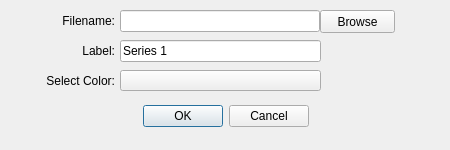
Before: the Qt Designer form add_imeds_data.ui in zcobell/MetOceanViewer, drawn with Qt 5.
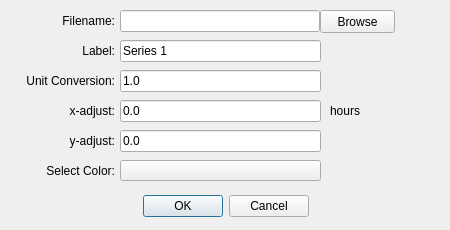
After: the same form once the commit is applied.

Commit message: Finishing changes to make table of IMEDS files work. Adding options to shift the x,y dates and multiply the y values.

```diff
--- a/add_imeds_data.ui
+++ b/add_imeds_data.ui
@@ -10,7 +10,7 @@
     <x>0</x>
     <y>0</y>
     <width>450</width>
-    <height>150</height>
+    <height>230</height>
    </rect>
   </property>
   <property name="sizePolicy">
@@ -22,13 +22,13 @@
   <property name="minimumSize">
    <size>
     <width>450</width>
-    <height>150</height>
+    <height>230</height>
    </size>
   </property>
   <property name="maximumSize">
    <size>
     <width>450</width>
-    <height>150</height>
+    <height>230</height>
    </size>
   </property>
   <property name="windowTitle">
@@ -38,7 +38,7 @@
    <property name="geometry">
     <rect>
      <x>10</x>
-     <y>100</y>
+     <y>190</y>
      <width>431</width>
      <height>32</height>
     </rect>
@@ -151,7 +151,7 @@
    <property name="geometry">
     <rect>
      <x>15</x>
-     <y>70</y>
+     <y>160</y>
      <width>100</width>
      <height>21</height>
     </rect>
@@ -179,7 +179,7 @@
    <property name="geometry">
     <rect>
      <x>120</x>
-     <y>70</y>
+     <y>160</y>
      <width>201</width>
      <height>21</height>
     </rect>
@@ -216,6 +216,166 @@
     <set>Qt::AlignRight|Qt::AlignTrailing|Qt::AlignVCenter</set>
    </property>
   </widget>
+  <widget class="QLabel" name="label_unitconvert">
+   <property name="geometry">
+    <rect>
+     <x>15</x>
+     <y>70</y>
+     <width>100</width>
+     <height>21</height>
+    </rect>
+   </property>
+   <property name="minimumSize">
+    <size>
+     <width>100</width>
+     <height>0</height>
+    </size>
+   </property>
+   <property name="maximumSize">
+    <size>
+     <width>100</width>
+     <height>16777215</height>
+    </size>
+   </property>
+   <property name="text">
+    <string>Unit Conversion:</string>
+   </property>
+   <property name="alignment">
+    <set>Qt::AlignRight|Qt::AlignTrailing|Qt::AlignVCenter</set>
+   </property>
+  </widget>
+  <widget class="QLineEdit" name="text_unitconvert">
+   <property name="geometry">
+    <rect>
+     <x>120</x>
+     <y>70</y>
+     <width>201</width>
+     <height>22</height>
+    </rect>
+   </property>
+   <property name="inputMask">
+    <string/>
+   </property>
+   <property name="text">
+    <string>1.0</string>
+   </property>
+  </widget>
+  <widget class="QLineEdit" name="text_yadjust">
+   <property name="geometry">
+    <rect>
+     <x>120</x>
+     <y>130</y>
+     <width>201</width>
+     <height>22</height>
+    </rect>
+   </property>
+   <property name="inputMask">
+    <string/>
+   </property>
+   <property name="text">
+    <string>0.0</string>
+   </property>
+  </widget>
+  <widget class="QLabel" name="label_yadjust">
+   <property name="geometry">
+    <rect>
+     <x>15</x>
+     <y>130</y>
+     <width>100</width>
+     <height>21</height>
+    </rect>
+   </property>
+   <property name="minimumSize">
+    <size>
+     <width>100</width>
+     <height>0</height>
+    </size>
+   </property>
+   <property name="maximumSize">
+    <size>
+     <width>100</width>
+     <height>16777215</height>
+    </size>
+   </property>
+   <property name="text">
+    <string>y-adjust:</string>
+   </property>
+   <property name="alignment">
+    <set>Qt::AlignRight|Qt::AlignTrailing|Qt::AlignVCenter</set>
+   </property>
+  </widget>
+  <widget class="QLineEdit" name="text_xadjust">
+   <property name="geometry">
+    <rect>
+     <x>120</x>
+     <y>100</y>
+     <width>201</width>
+     <height>22</height>
+    </rect>
+   </property>
+   <property name="inputMask">
+    <string/>
+   </property>
+   <property name="text">
+    <string>0.0</string>
+   </property>
+  </widget>
+  <widget class="QLabel" name="label_xadjust">
+   <property name="geometry">
+    <rect>
+     <x>15</x>
+     <y>100</y>
+     <width>100</width>
+     <height>21</height>
+    </rect>
+   </property>
+   <property name="minimumSize">
+    <size>
+     <width>100</width>
+     <height>0</height>
+    </size>
+   </property>
+   <property name="maximumSize">
+    <size>
+     <width>100</width>
+     <height>16777215</height>
+    </size>
+   </property>
+   <property name="text">
+    <string>x-adjust:</string>
+   </property>
+   <property name="alignment">
+    <set>Qt::AlignRight|Qt::AlignTrailing|Qt::AlignVCenter</set>
+   </property>
+  </widget>
+  <widget class="QLabel" name="label_xadjust_unit">
+   <property name="geometry">
+    <rect>
+     <x>330</x>
+     <y>100</y>
+     <width>100</width>
+     <height>21</height>
+    </rect>
+   </property>
+   <property name="minimumSize">
+    <size>
+     <width>100</width>
+     <height>0</height>
+    </size>
+   </property>
+   <property name="maximumSize">
+    <size>
+     <width>100</width>
+     <height>16777215</height>
+    </size>
+   </property>
+   <property name="text">
+    <string>hours</string>
+   </property>
+   <property name="alignment">
+    <set>Qt::AlignLeading|Qt::AlignLeft|Qt::AlignVCenter</set>
+   </property>
+  </widget>
  </widget>
  <resources/>
  <connections>
```
The commit also changes 6 other files.
